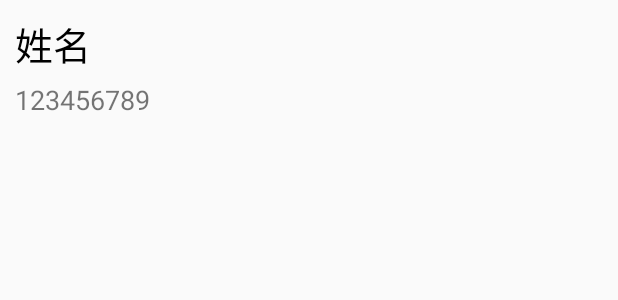
After one commit to zcjxz/WEI_SHI_360, an Android app: the layout contact_list_item.xml on its own in the app's theme, with its tools: preview values and no code run, on a phone screen of 412 x 824 dp. The commit adds this screen. Shown: the top 300 px of the screen. Run offline under Robolectric (Android 15) with nearby library versions, the phone set to English and light mode, and no system bars.

Commit message:
获取联系人信息

```diff
--- a/app/src/main/res/layout/activity_setup3.xml
+++ b/app/src/main/res/layout/activity_setup3.xml
@@ -12,10 +12,12 @@
         style="@style/ContentStyle"
         android:text="      SIM卡变更后，报警短信回发送到安全号码"/>
     <EditText
+        android:id="@+id/et_phone"
         android:layout_width="match_parent"
         android:layout_height="wrap_content"
         android:hint="输入安全号码"/>
     <Button
+        android:onClick="selectContact"
         android:layout_width="match_parent"
         android:layout_height="wrap_content"
         android:background="@drawable/btn_green"
@@ -46,7 +48,6 @@
         android:layout_width="match_parent"
         android:layout_height="0dp"
         android:layout_weight="1">
-
         <Button
             style="@style/PreviousStyle" />
         <Button
--- /dev/null
+++ b/app/src/main/res/layout/contact_list_item.xml
@@ -0,0 +1,23 @@
+<?xml version="1.0" encoding="utf-8"?>
+<LinearLayout xmlns:android="http://schemas.android.com/apk/res/android"
+    android:layout_width="match_parent"
+    android:layout_height="match_parent"
+    android:orientation="vertical"
+    android:padding="10dp">
+
+    <TextView
+        android:id="@+id/tv_name"
+        android:layout_width="wrap_content"
+        android:layout_height="wrap_content"
+        android:textColor="#000"
+        android:text="姓名"
+        android:textSize="25sp"
+        android:layout_marginBottom="5dp"/>
+
+    <TextView
+        android:id="@+id/tv_phone"
+        android:layout_width="wrap_content"
+        android:layout_height="wrap_content"
+        android:text="123456789"
+        android:textSize="18sp" />
+</LinearLayout>
```
Also changed, not shown: app/src/main/AndroidManifest.xml (+9 -4 lines), app/src/main/java/com/zcj/wei_shi_360/activity/ContactActivity.java (added, +74 -0 lines), app/src/main/java/com/zcj/wei_shi_360/activity/setup3.java (+14 -0 lines), app/src/main/res/layout/activity_contact.xml (added, +15 -0 lines).
